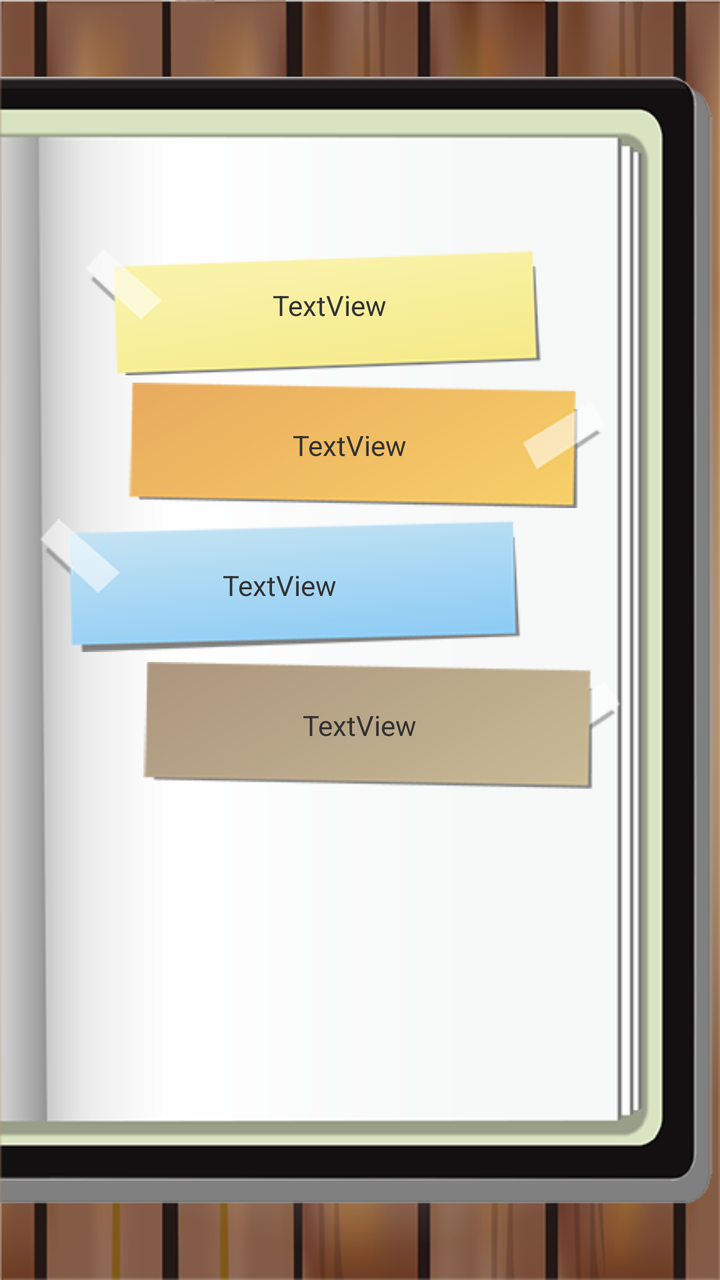
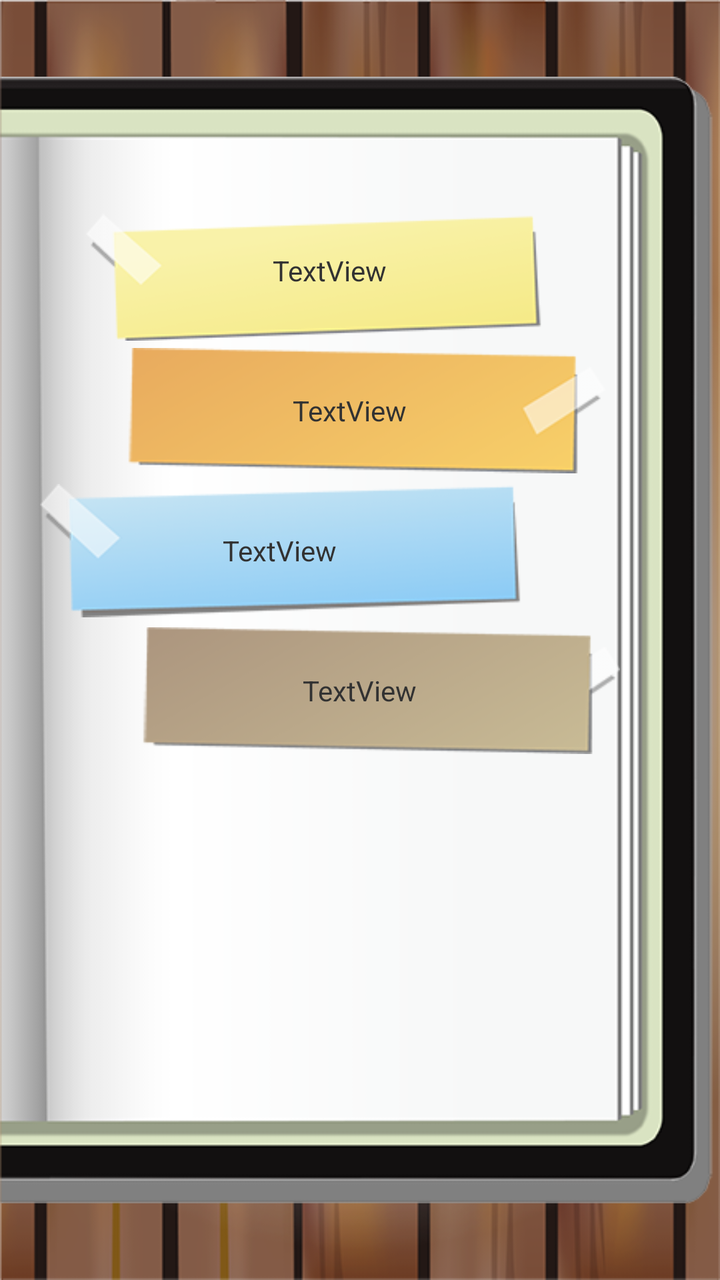

Two renders of the same Android screen: before a commit and after it. Below are the layout's source before the change and the commit's diff.
<!-- AndroidManifest.xml: application theme AppTheme -->
<!-- res/layout/activity_main.xml -->
<RelativeLayout xmlns:android="http://schemas.android.com/apk/res/android"
    xmlns:tools="http://schemas.android.com/tools"
    android:layout_width="match_parent"
    android:layout_height="match_parent"
    android:background="@drawable/bg_wood"
    tools:context=".MainActivity" >

    <ImageView
        android:id="@+id/imageView1"
        android:layout_width="match_parent"
        android:layout_height="match_parent"
        android:layout_alignParentLeft="true"
        android:src="@drawable/bg_book" />

    <LinearLayout
        android:id="@+id/linearLayout1"
        android:layout_width="match_parent"
        android:layout_height="wrap_content"
        android:layout_centerInParent="true"
        android:orientation="vertical" >

        <RelativeLayout
            android:layout_width="match_parent"
            android:layout_height="wrap_content" >

            <ImageButton
                android:id="@+id/btn_1"
                android:layout_width="match_parent"
                android:layout_height="70dp"
                android:background="@color/transparent"
                android:paddingLeft="20dp"
                android:paddingRight="30dp"
                android:scaleType="fitCenter"
                android:src="@drawable/btn_01" />

            <TextView
                android:id="@+id/text_1"
                android:layout_width="wrap_content"
                android:layout_height="wrap_content"
                android:layout_centerInParent="true"
                android:paddingRight="30dp"
                android:text="TextView" />
        </RelativeLayout>

        <RelativeLayout
            android:layout_width="match_parent"
            android:layout_height="wrap_content" >

            <ImageButton
                android:id="@+id/btn_2"
                android:layout_width="match_parent"
                android:layout_height="70dp"
                android:background="@color/transparent"
                android:paddingLeft="20dp"
                android:paddingRight="50dp"
                android:scaleType="fitCenter"
                android:src="@drawable/btn_02" />

            <TextView
                android:id="@+id/text_2"
                android:layout_width="wrap_content"
                android:layout_height="wrap_content"
                android:layout_centerInParent="true"
                android:paddingRight="10dp"
                android:text="TextView" />
        </RelativeLayout>

        <RelativeLayout
            android:layout_width="match_parent"
            android:layout_height="wrap_content" >

            <ImageButton
                android:id="@+id/btn_3"
                android:layout_width="match_parent"
                android:layout_height="70dp"
                android:background="@color/transparent"
                android:paddingLeft="20dp"
                android:paddingRight="50dp"
                android:scaleType="fitCenter"
                android:src="@drawable/btn_03" />

            <TextView
                android:id="@+id/text_3"
                android:layout_width="wrap_content"
                android:layout_height="wrap_content"
                android:layout_centerInParent="true"
                android:paddingRight="80dp"
                android:text="TextView" />
        </RelativeLayout>

        <RelativeLayout
            android:layout_width="match_parent"
            android:layout_height="wrap_content" >

            <ImageButton
                android:id="@+id/btn_4"
                android:layout_width="match_parent"
                android:layout_height="70dp"
                android:background="@color/transparent"
                android:paddingLeft="20dp"
                android:paddingRight="50dp"
                android:scaleType="fitCenter"
                android:src="@drawable/btn_04" />

            <TextView
                android:id="@+id/text_4"
                android:layout_width="wrap_content"
                android:layout_height="wrap_content"
                android:layout_centerInParent="true"
                android:text="TextView" />
        </RelativeLayout>

        <LinearLayout
            android:layout_width="match_parent"
            android:layout_height="wrap_content"
            android:orientation="vertical"
            android:paddingTop="50dp" >

            <ImageView
                android:id="@+id/imageView2"
                android:layout_width="match_parent"
                android:layout_height="50dp"
                android:layout_gravity="center"
                android:scaleType="fitCenter"
                android:src="@android:drawable/divider_horizontal_dark" />

            <TextView
                android:id="@+id/textView1"
                android:layout_width="wrap_content"
                android:layout_height="wrap_content"
                android:layout_gravity="center"
                android:textAppearance="?android:attr/textAppearanceMedium"
                android:text="" />

        </LinearLayout>

    </LinearLayout>

</RelativeLayout>
<!-- resources referenced by this layout -->
<resources>
  <color name="transparent">#00000000</color>
  <!-- drawable bg_book: png bitmap (drawable-mdpi, 14514 bytes) -->
  <!-- drawable bg_wood: png bitmap (drawable-mdpi, 216225 bytes) -->
  <!-- drawable btn_01: png bitmap (drawable-mdpi, 8864 bytes) -->
  <!-- drawable btn_02: png bitmap (drawable-mdpi, 8736 bytes) -->
  <!-- drawable btn_03: png bitmap (drawable-mdpi, 9684 bytes) -->
  <!-- drawable btn_04: png bitmap (drawable-mdpi, 8318 bytes) -->
  <style name="AppTheme" parent="AppBaseTheme">
          
      </style>
  <style name="AppBaseTheme" parent="android:Theme.Light">
  	    <item name="android:windowNoTitle">true</item>
          
      </style>
</resources>

<!-- the commit's change to res/layout/activity_main.xml (unified diff, before → after) -->
@@ -119,7 +119,7 @@
             <ImageView
                 android:id="@+id/imageView2"
                 android:layout_width="match_parent"
-                android:layout_height="50dp"
+                android:layout_height="85dp"
                 android:layout_gravity="center"
                 android:scaleType="fitCenter"
                 android:src="@android:drawable/divider_horizontal_dark" />
